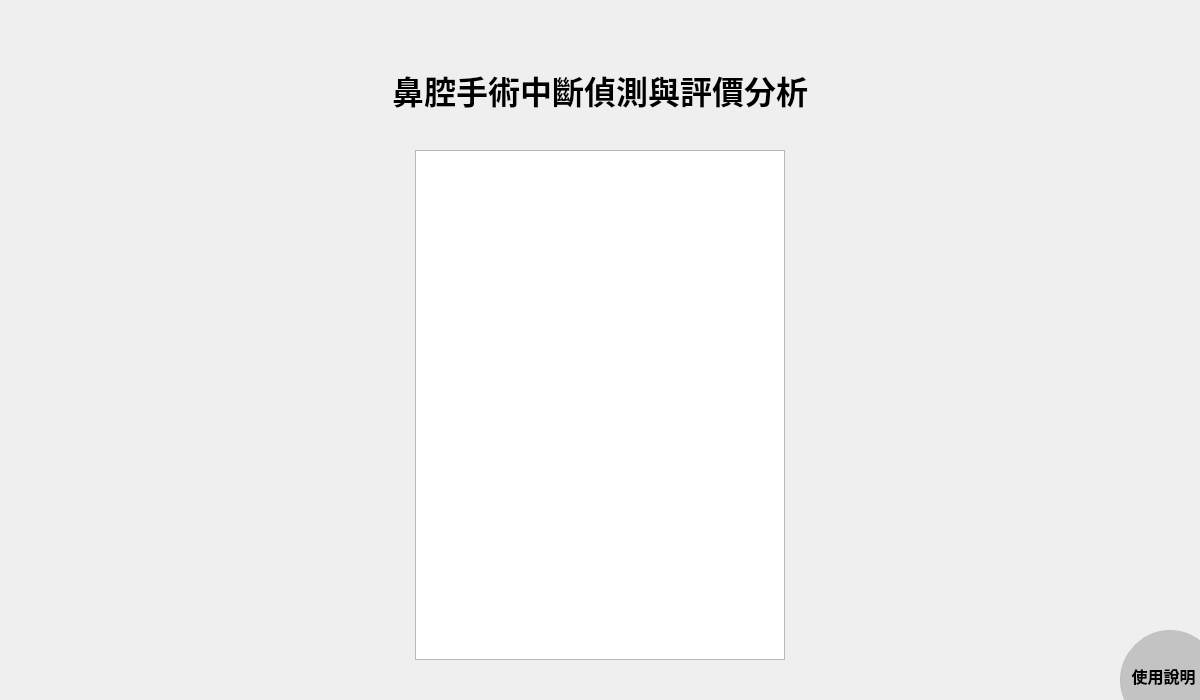
Old version of the form Menu.ui in the repository yipei0516/ProjectDesign.
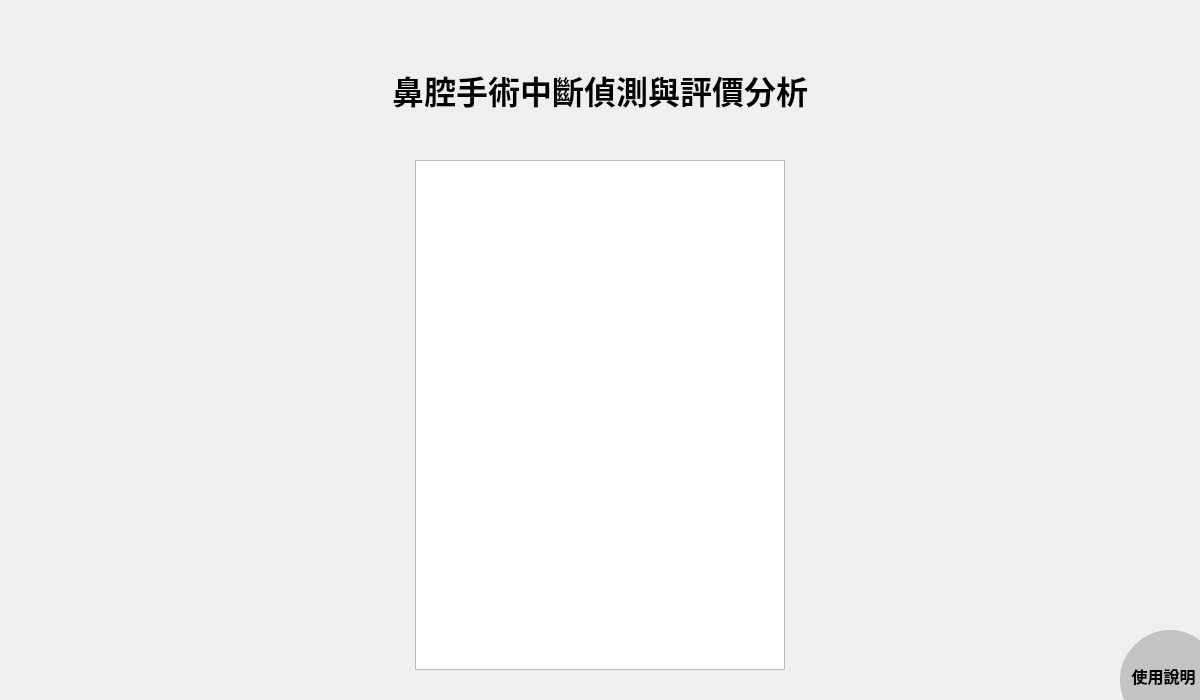
New version of the form. Icons and pictures are not drawn.

The edit to the form file:
```diff
--- a/Menu.ui
+++ b/Menu.ui
@@ -173,7 +173,7 @@
   <widget class="QLabel" name="label_video_name">
    <property name="geometry">
     <rect>
-     <x>500</x>
+     <x>525</x>
      <y>200</y>
      <width>150</width>
      <height>50</height>
@@ -203,7 +203,7 @@
   <widget class="QLabel" name="label_folder_image">
    <property name="geometry">
     <rect>
-     <x>490</x>
+     <x>515</x>
      <y>140</y>
      <width>170</width>
      <height>170</height>
@@ -302,24 +302,6 @@
     <string> 查看已偵測過資料夾 📝</string>
    </property>
   </widget>
-  <widget class="QListWidget" name="list_widget_done_folder">
-   <property name="geometry">
-    <rect>
-     <x>415</x>
-     <y>150</y>
-     <width>370</width>
-     <height>510</height>
-    </rect>
-   </property>
-   <property name="font">
-    <font>
-     <family>微軟正黑體</family>
-     <pointsize>12</pointsize>
-     <weight>75</weight>
-     <bold>true</bold>
-    </font>
-   </property>
-  </widget>
   <widget class="QPushButton" name="button_back_menu">
    <property name="geometry">
     <rect>
@@ -376,6 +358,24 @@
     <bool>true</bool>
    </property>
   </widget>
+  <widget class="QListWidget" name="list_widget_done_folder">
+   <property name="geometry">
+    <rect>
+     <x>415</x>
+     <y>160</y>
+     <width>370</width>
+     <height>510</height>
+    </rect>
+   </property>
+   <property name="font">
+    <font>
+     <family>微軟正黑體</family>
+     <pointsize>12</pointsize>
+     <weight>75</weight>
+     <bold>true</bold>
+    </font>
+   </property>
+  </widget>
   <zorder>label_background</zorder>
   <zorder>label_folder_image</zorder>
   <zorder>label_title</zorder>
```
